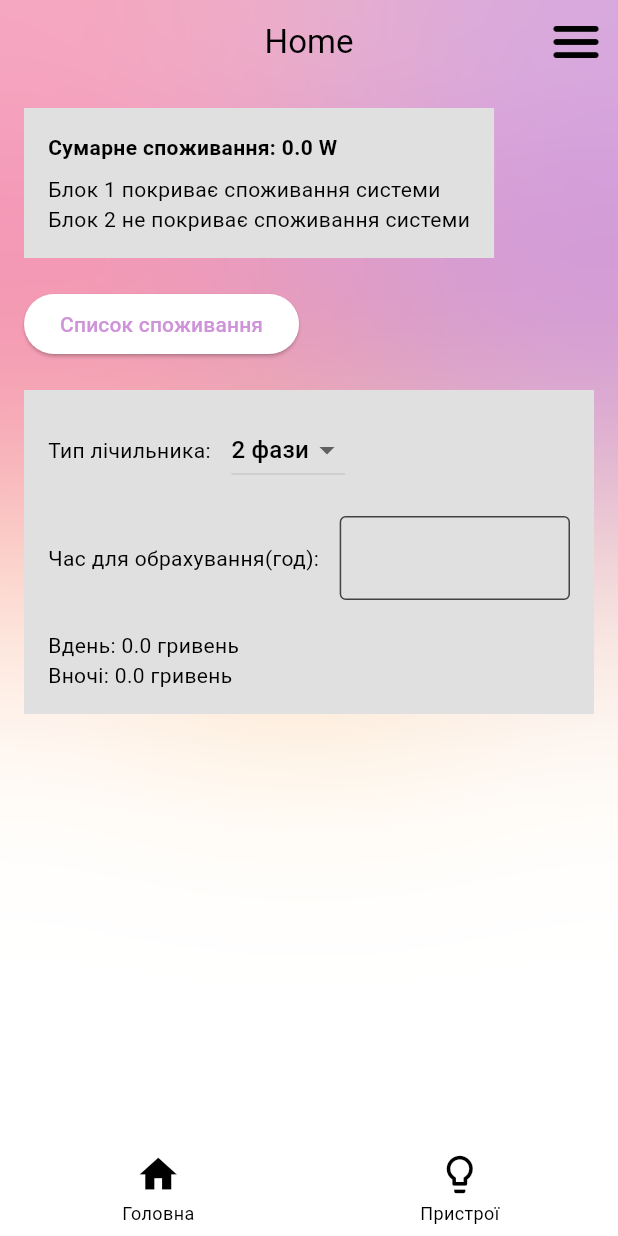
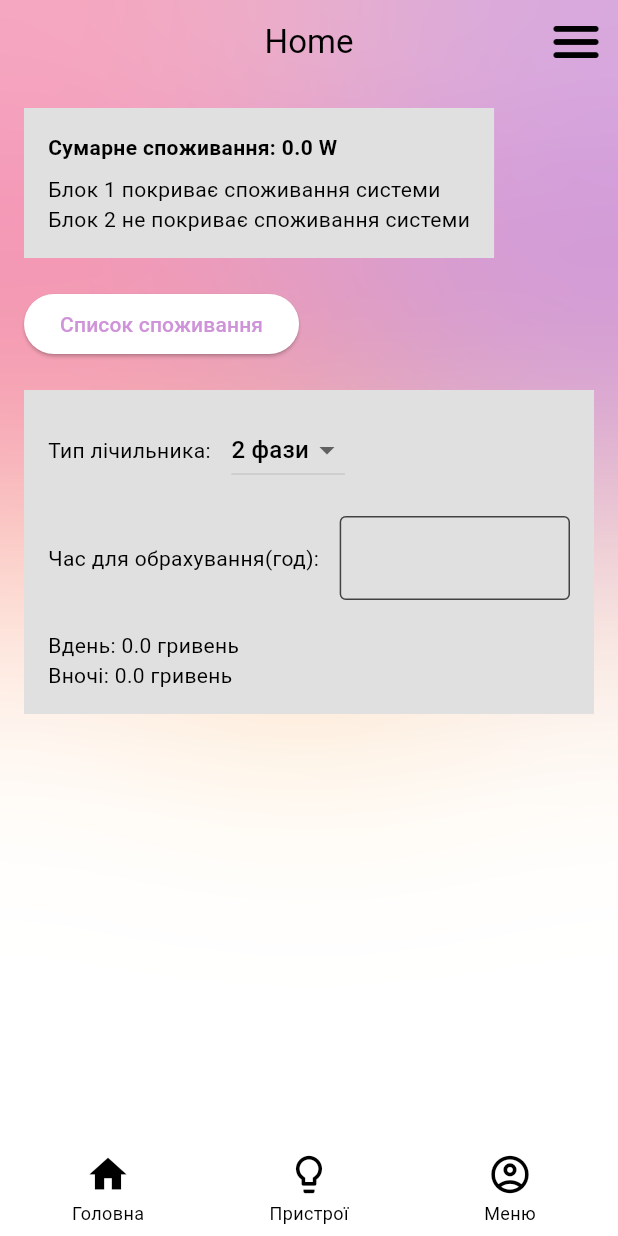
Before and after one commit to ostrikovartur/project_energy, a Flutter app: the screen it shows once a user with an empty profile is signed in, after a tap on "Увага", after a tap on the "close" icon, on a phone screen of 412 x 824 dp. Run offline on Flutter 3.47's test engine with Material 3 defaults, Android fonts, the phone set to English and light mode, and no system bars; our stand-ins replace bloc, cloud_firestore, equatable, firebase_auth, firebase_core, flutter_bloc and 4 more; accounts and stored records are empty.

Commit message:
Add menu navigation to footer

```diff
--- a/lib/widgets/footer/footer.dart
+++ b/lib/widgets/footer/footer.dart
@@ -1,7 +1,10 @@
 import 'package:flutter/material.dart';
 import 'package:flutter_bloc/flutter_bloc.dart';
+import 'package:project_energy/authenticationSecond/bloc/authentication_bloc.dart';
+import 'package:project_energy/authenticationSecond/signin/bloc/signin_bloc.dart';
 import 'package:project_energy/devices.dart';
 import 'package:project_energy/home.dart';
+import 'package:project_energy/settings/view/settings_screen.dart';
 import 'package:project_energy/widgets/footer/bloc/footer_bloc.dart';
 
 class Footer extends StatelessWidget {
@@ -34,6 +37,14 @@ class Footer extends StatelessWidget {
               index: 1,
               page: Devices(),
             ),
+            _buildFooterButton(
+              context,
+              iconFilled: Icons.account_circle,
+              iconOutlined: Icons.account_circle_outlined,
+              label: 'Меню',
+              index: 2,
+              page: SettingsScreen(),
+            ),
           ],
         ),
       ),
@@ -61,10 +72,27 @@ class Footer extends StatelessWidget {
             ),
             onPressed: () {
               context.read<FooterBloc>().add(UpdateFooterIndex(index));
-              Navigator.pushReplacement(
-                context,
-                MaterialPageRoute(builder: (context) => page),
-              );
+              if (index == 2) {
+                Navigator.pushReplacement(
+                  context,
+                  MaterialPageRoute(
+                    builder: (context) {
+                      return BlocProvider(
+                        create: (context) => SignInBloc(
+                          userRepository:
+                              context.read<AuthenticationBloc>().userRepository,
+                        ),
+                        child: SettingsScreen(),
+                      );
+                    },
+                  ),
+                );
+              } else {
+                Navigator.pushReplacement(
+                  context,
+                  MaterialPageRoute(builder: (context) => page),
+                );
+              }
             },
             padding: EdgeInsets.zero,
             constraints: const BoxConstraints(),
```
